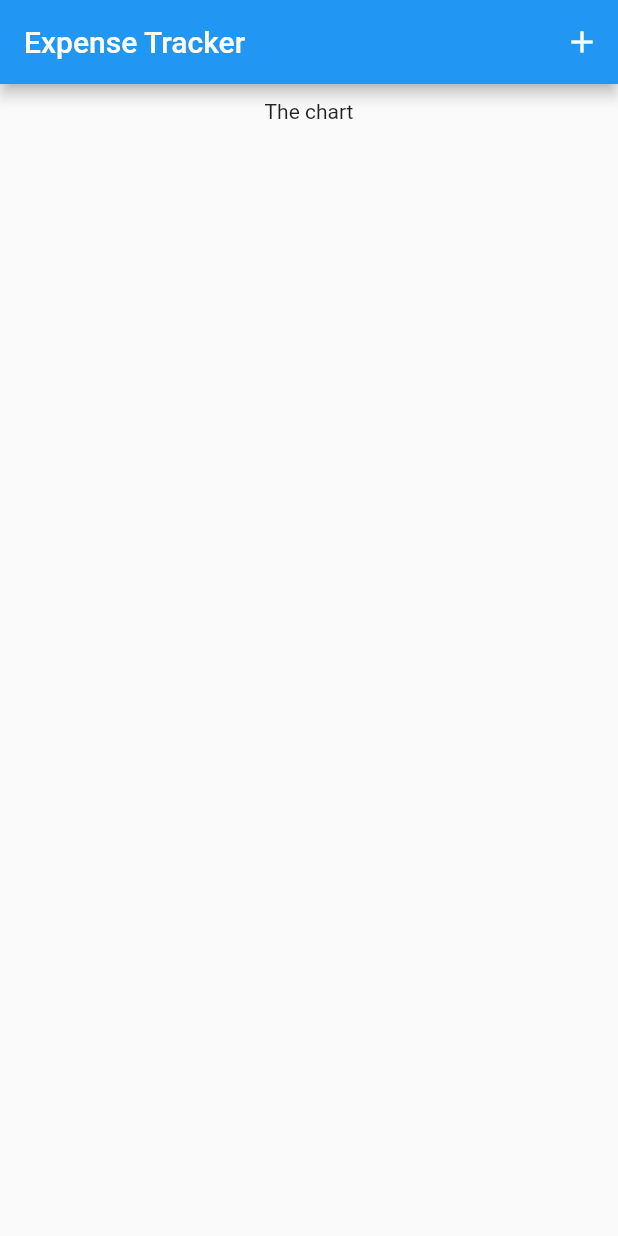
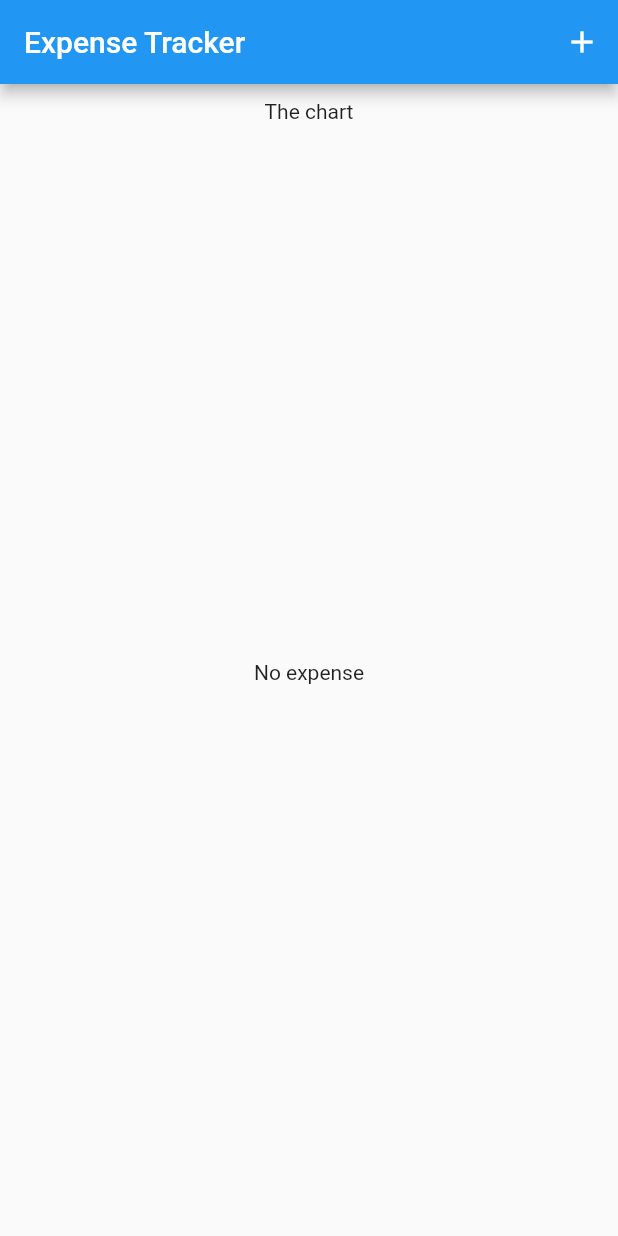
Before and after one commit to silverag2002/expense_app_flutter, a Flutter app: the screen it shows after launch, on a phone screen of 412 x 824 dp. Run offline on Flutter 3.47's test engine with Material 2 defaults, Android fonts, the phone set to English and light mode, and no system bars.

Commit message:
Added message when now Expense presnet

```diff
--- a/lib/widgets/expenses.dart
+++ b/lib/widgets/expenses.dart
@@ -42,9 +42,11 @@ class _ExpensesState extends State<Expenses> {
         ]),
         body: Container(
             margin: const EdgeInsets.all(10),
-            child: Column(children: [
-              const Text("The chart"),
-              Expanded(child: ScreenContainer(expenseData, removeExpense))
-            ]))));
+            child: Column(
+                crossAxisAlignment: CrossAxisAlignment.center,
+                children: [
+                  const Text("The chart"),
+                  Expanded(child: ScreenContainer(expenseData, removeExpense))
+                ]))));
   }
 }
--- a/lib/widgets/screen_container.dart
+++ b/lib/widgets/screen_container.dart
@@ -8,13 +8,24 @@ class ScreenContainer extends StatelessWidget {
   final List<Expense> expensesData;
   @override
   Widget build(context) {
-    return Container(
-        child: ListView.builder(
-            itemCount: expensesData.length,
-            itemBuilder: (ctx, index) => Dismissible(
-                onDismissed: (direction) =>
-                    {removeExpense(expensesData[index])},
-                key: ValueKey(expensesData[index]),
-                child: ExpenseItem(expensesData[index]))));
+    if (expensesData.isEmpty) {
+      return const Column(
+          mainAxisAlignment: MainAxisAlignment.center,
+          children: [
+            Expanded(
+                child:
+                    Row(mainAxisAlignment: MainAxisAlignment.center, children: [
+              Text(
+                "No expense",
+              )
+            ]))
+          ]);
+    }
+    return ListView.builder(
+        itemCount: expensesData.length,
+        itemBuilder: (ctx, index) => Dismissible(
+            onDismissed: (direction) => {removeExpense(expensesData[index])},
+            key: ValueKey(expensesData[index]),
+            child: ExpenseItem(expensesData[index])));
   }
 }
```
